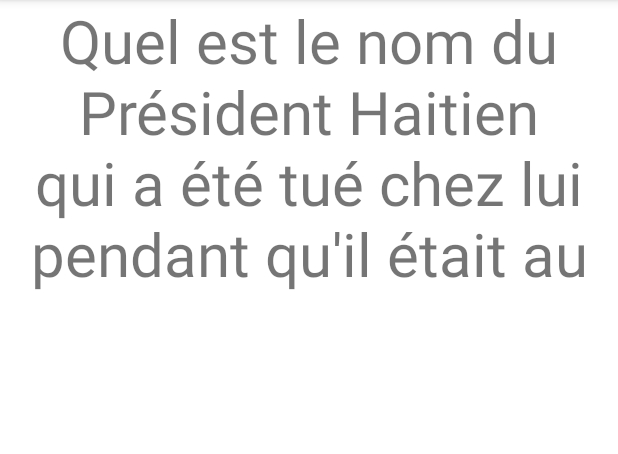
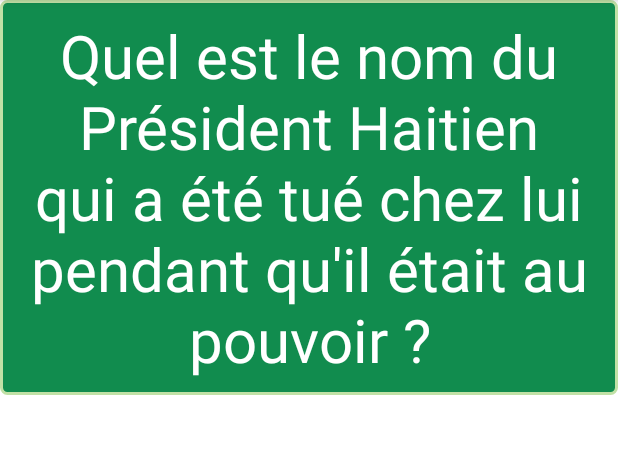
Before and after one commit to cbaja/FlashCardAppKotlin, an Android app: the screen it shows after launch (MainActivity), on a phone screen of 412 x 824 dp, the part 84-538 px from its top. Run offline under Robolectric (Android 15) with nearby library versions, the phone set to English and light mode, and no system bars.

Commit message:
shape and reply listener

```diff
--- /dev/null
+++ b/app/src/main/res/drawable/hard_color_shape.xml
@@ -0,0 +1,8 @@
+<?xml version="1.0" encoding="utf-8"?>
+<shape xmlns:android="http://schemas.android.com/apk/res/android" android:shape="oval">
+    <corners android:radius="4dp" />
+    <stroke android:width="4dp" android:color="#C1E1A6" />
+    <solid android:color="#118C4E"/>
+    <padding android:left="20dp" android:top="20dp"
+        android:right="20dp" android:bottom="20dp" />
+</shape>
--- /dev/null
+++ b/app/src/main/res/drawable/solid_color_shape.xml
@@ -0,0 +1,10 @@
+<?xml version="1.0" encoding="utf-8"?>
+<shape xmlns:android="http://schemas.android.com/apk/res/android"
+    android:shape="rectangle" >
+    <corners android:radius="4dp" />
+    <stroke android:width="2dp" android:color="#C1E1A6" />
+
+    <solid android:color="#118C4E"/>
+    <padding android:left="10dp" android:top="10dp"
+        android:right="10dp" android:bottom="10dp" />
+</shape>
--- a/app/src/main/res/layout/activity_main.xml
+++ b/app/src/main/res/layout/activity_main.xml
@@ -9,10 +9,12 @@
     <TextView
         android:id="@+id/tvFlashCard_question"
         android:layout_width="match_parent"
-        android:layout_height="200dp"
+        android:layout_height="wrap_content"
         android:text="Quel est le nom du Président Haitien qui a été tué chez lui pendant qu'il était au pouvoir ?"
         android:textSize="40sp"
         android:gravity="center"
+        android:background="@drawable/solid_color_shape"
+        android:textColor="@color/white"
 
         app:layout_constraintBottom_toBottomOf="parent"
         app:layout_constraintEnd_toEndOf="parent"
@@ -21,10 +23,12 @@
     <TextView
         android:id="@+id/tvFlashCard_answer"
         android:layout_width="match_parent"
-        android:layout_height="200dp"
+        android:layout_height="wrap_content"
         android:text="JOVENEL MOISE"
         android:textSize="40sp"
         android:gravity="center"
+        android:background="@drawable/hard_color_shape"
+        android:textColor="@color/design_default_color_error"
         android:visibility="invisible"
         android:layout_below="@+id/tvFlashCard_question"/>
 
```
Also changed, not shown: 1 other file.
